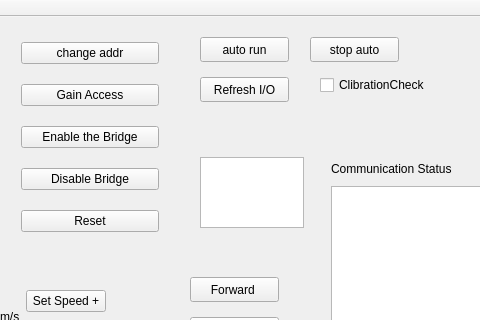
Old version of the form WheelManual/mainwindow.ui in the repository CSUAGVTeam/raspberryWheelTest; both pictures show x 120 to 600 and y 0 to 320 of the 777 by 617 pixel window.
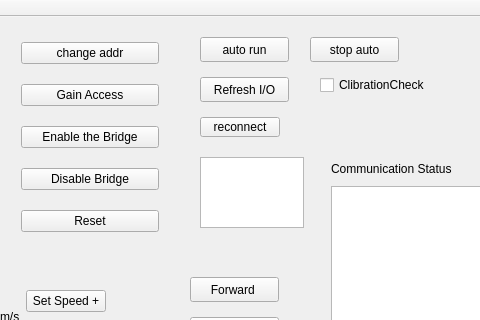
New version of the form.

Diff of the .ui file:
```diff
--- a/WheelManual/mainwindow.ui
+++ b/WheelManual/mainwindow.ui
@@ -633,6 +633,32 @@
      <bool>false</bool>
     </property>
    </widget>
+   <widget class="QPushButton" name="reconnectButton">
+    <property name="geometry">
+     <rect>
+      <x>320</x>
+      <y>100</y>
+      <width>80</width>
+      <height>20</height>
+     </rect>
+    </property>
+    <property name="text">
+     <string>reconnect</string>
+    </property>
+   </widget>
+   <widget class="QLabel" name="TCPStatusLabel">
+    <property name="geometry">
+     <rect>
+      <x>430</x>
+      <y>100</y>
+      <width>211</width>
+      <height>16</height>
+     </rect>
+    </property>
+    <property name="text">
+     <string/>
+    </property>
+   </widget>
   </widget>
   <widget class="QMenuBar" name="menuBar">
    <property name="geometry">
```
Left out of the diff: 2 changed lines with no effect on the pictures.
